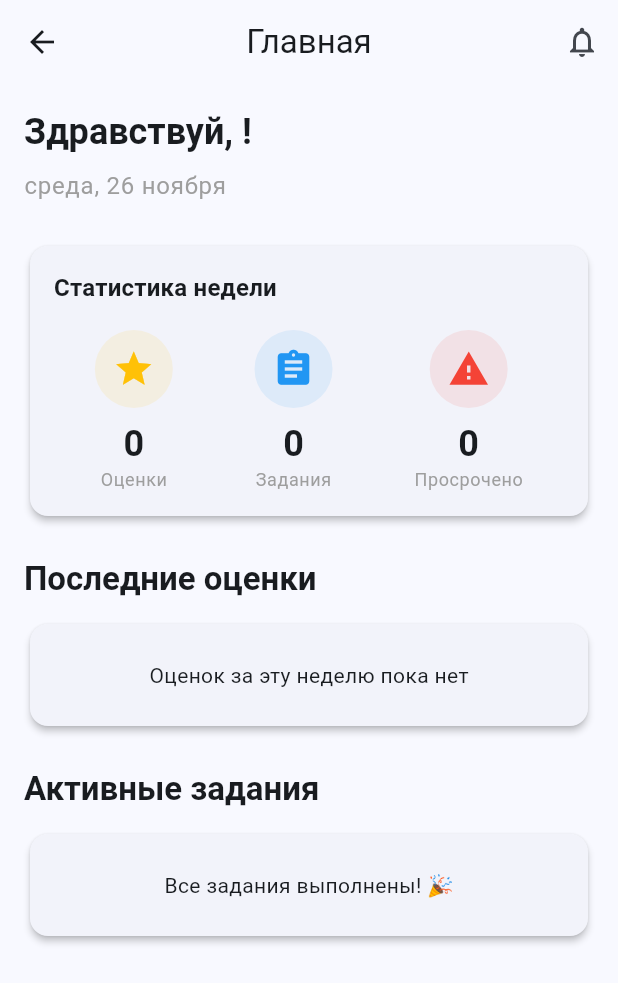
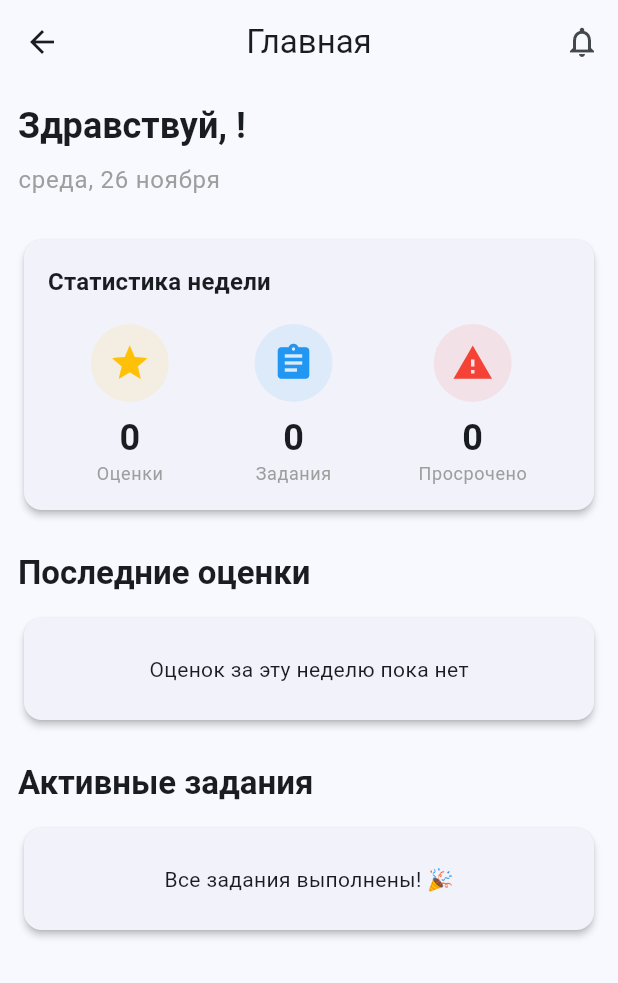
Before and after one commit to Murotivich/kundalik, a Flutter app: the HomeContent screen opened directly, on a phone screen of 412 x 824 dp. Shown: the top 983 px of the screen. Run offline on Flutter 3.47's test engine with Material 3 defaults, Android fonts, the phone set to English and light mode, and no system bars; our stand-ins replace flutter_local_notifications, hive, hive_flutter, table_calendar, timezone; missing offline and left inert: dart:html; accounts and stored records are empty.

```diff
--- a/lib/screens/home/home_screen.dart
+++ b/lib/screens/home/home_screen.dart
@@ -127,11 +127,16 @@ class HomeContent extends StatelessWidget {
             onRefresh: () async {
               diaryProvider.loadData();
             },
-            child: SingleChildScrollView(
+            child: LayoutBuilder(
+              builder: (context, constraints) {
+                return SingleChildScrollView(
                     physics: const AlwaysScrollableScrollPhysics(),
-                padding: const EdgeInsets.all(16),
+                    padding: const EdgeInsets.all(12),
+                    child: ConstrainedBox(
+                      constraints: BoxConstraints(minHeight: constraints.maxHeight),
                       child: Column(
                           crossAxisAlignment: CrossAxisAlignment.start,
+                          mainAxisSize: MainAxisSize.min,
                           children: [
     // Приветствие
                 Text(
@@ -246,6 +251,9 @@ class HomeContent extends StatelessWidget {
                           ],
                       ),
                     ),
+                  );
+              },
+            ),
         ),
     );
   }
--- a/pubspec.yaml
+++ b/pubspec.yaml
@@ -23,7 +23,7 @@ dependencies:
   intl: ^0.18.1
 
   # Notifications
-  flutter_local_notifications: ^16.3.0
+  flutter_local_notifications: ^17.0.0
   timezone: ^0.9.2
 
 dev_dependencies:
```
Also changed, not shown: lib/screens/teacher/teacher_dashboard.dart (+14 -6 lines), pubspec.lock, 1 other file. Lines whose indentation alone changed are shown as unchanged.
